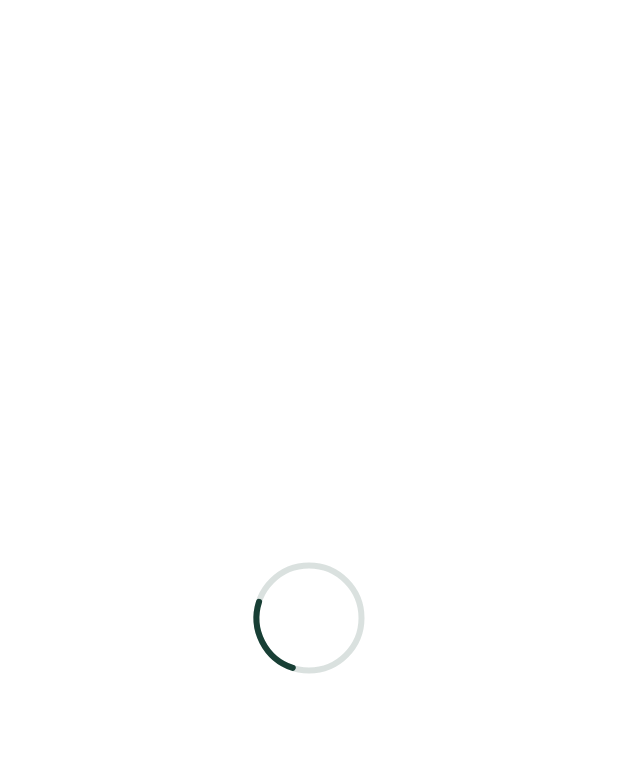
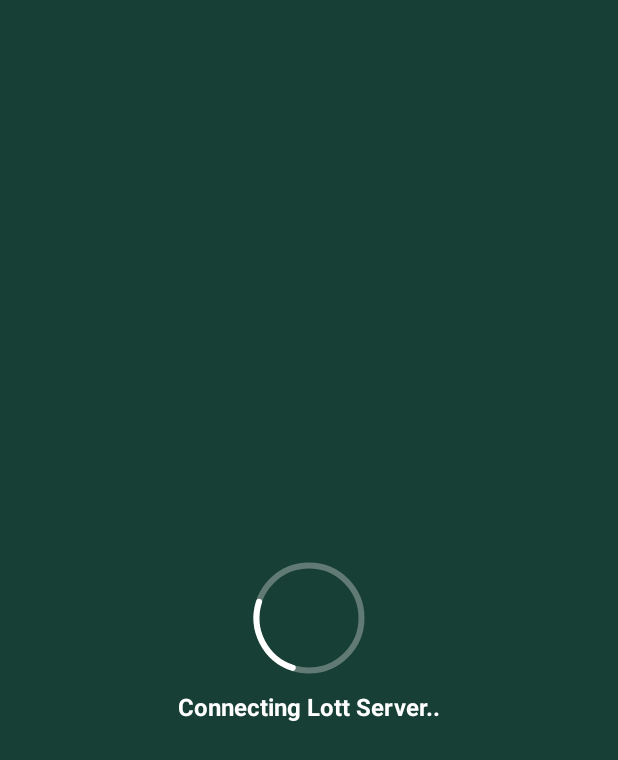
Before and after one commit to mynextJsProject1/website-to-apk-builder, an Android app: the screen it shows after launch (MainActivity), on a phone screen of 412 x 824 dp. Shown: the top 760 px of the screen. Run offline under Robolectric (Android 15) with nearby library versions, the phone set to English and light mode, and no system bars.

Commit message:
Update MainActivity.kt

```diff
--- a/android-template/app/src/main/java/com/websitebuilder/app/MainActivity.kt
+++ b/android-template/app/src/main/java/com/websitebuilder/app/MainActivity.kt
@@ -8,6 +8,7 @@ import android.graphics.Canvas
 import android.graphics.Color
 import android.graphics.Paint
 import android.graphics.RectF
+import android.graphics.Typeface
 import android.net.Uri
 import android.os.Bundle
 import android.os.Environment
@@ -47,7 +48,7 @@ class MainActivity : Activity() {
     private var splashRemoved = false
 
     private val handler = Handler(Looper.getMainLooper())
-    private val minimumSplashTime = 2000L
+    private val minimumSplashTime = 2500L // ২.৫ সেকেন্ড
 
     private val hideSplashRunnable = Runnable {
         removeSplashIfReady()
@@ -76,12 +77,12 @@ class MainActivity : Activity() {
 
             val config = JSONObject(json)
 
-            // URL ডিকোড করা হচ্ছে (যদি Base64 এ থাকে)
+            // URL ডিকোড করা হচ্ছে (Base64 থেকে)
             val rawUrl = config.optString("website_url")
             websiteUrl = try {
                 String(Base64.decode(rawUrl, Base64.DEFAULT))
             } catch (e: Exception) {
-                rawUrl // যদি প্লেইন টেক্সট থাকে, তবে সেটাই ব্যবহার হবে
+                rawUrl
             }
 
             appName = config.optString("app_name", "Web2APK")
@@ -110,7 +111,7 @@ class MainActivity : Activity() {
     private fun createAppLayout(savedInstanceState: Bundle?) {
 
         root = FrameLayout(this)
-        root.setBackgroundColor(Color.WHITE)
+        root.setBackgroundColor(Color.parseColor("#183f35")) // রুট ব্যাকগ্রাউন্ডও সবুজ করে দিলাম
 
         webView = WebView(this)
         webView.visibility = View.INVISIBLE
@@ -172,7 +173,7 @@ class MainActivity : Activity() {
 
         CookieManager.getInstance().setAcceptCookie(true)
 
-        // জাভাস্ক্রিপ্ট ইন্টারফেস (যাতে কাস্টম এরর পেজের রিট্রাই বাটন কাজ করে)
+        // জাভাস্ক্রিপ্ট ইন্টারফেস (Retry বাটনের জন্য)
         webView.addJavascriptInterface(object {
             @JavascriptInterface
             fun retry() {
@@ -199,14 +200,13 @@ class MainActivity : Activity() {
 
             override fun onPageFinished(view: WebView?, url: String?) {
                 super.onPageFinished(view, url)
-                // যদি কাস্টম এরর পেজ লোড হয়, তবে স্প্ল্যাশ সরাবে না
                 if (url != "about:blank") {
                     pageLoaded = true
                     removeSplashIfReady()
                 }
             }
 
-            // ইন্টারনেট না থাকলে বা ওয়েবসাইট লোড না হলে এই ফাংশনটি কল হয়
+            // ইন্টারনেট না থাকলে এই ফাংশনটি কল হয়
             override fun onReceivedError(view: WebView?, request: WebResourceRequest?, error: WebResourceError?) {
                 super.onReceivedError(view, request, error)
                 if (request?.isForMainFrame == true) {
@@ -220,10 +220,10 @@ class MainActivity : Activity() {
         if (downloadEnabled) setupDownload()
     }
 
-    // কাস্টম এরর পেজ ডিজাইন (অ্যাপের মতো দেখতে)
+    // কাস্টম "Lost Internet" এরর পেজ
     private fun showCustomErrorPage() {
         pageLoaded = true
-        removeSplashIfReady() // স্প্ল্যাশ সরিয়ে ফেলবে
+        removeSplashIfReady()
 
         val errorHtml = """
             <!DOCTYPE html>
@@ -243,7 +243,7 @@ class MainActivity : Activity() {
                         text-align: center;
                     }
                     .icon { font-size: 70px; margin-bottom: 15px; }
-                    h2 { color: #183f35; margin-bottom: 10px; font-weight: 600; }
+                    h2 { color: #183f35; margin-bottom: 10px; font-weight: bold; font-size: 24px; }
                     p { color: #666666; font-size: 15px; padding: 0 30px; margin-bottom: 30px; line-height: 1.5; }
                     .btn {
                         background-color: #183f35;
@@ -261,9 +261,9 @@ class MainActivity : Activity() {
             </head>
             <body>
                 <div class="icon">📡</div>
-                <h2>No Internet Connection</h2>
-                <p>Please check your internet connection and try again to continue using the app.</p>
-                <button class="btn" onclick="AndroidApp.retry()">Retry</button>
+                <h2>Lost Internet</h2>
+                <p>Your internet connection is currently offline. Please check your Wi-Fi or mobile data connection and try again.</p>
+                <button class="btn" onclick="AndroidApp.retry()">Try Again</button>
             </body>
             </html>
         """.trimIndent()
@@ -332,10 +332,21 @@ class MainActivity : Activity() {
         super.onDestroy()
     }
 
+    // নতুন আপডেট করা লোডিং এনিমেশন ক্লাস
     private class CleanLoadingView(context: Context) : View(context) {
         private val paint = Paint(Paint.ANTI_ALIAS_FLAG)
+        private val textPaint = Paint(Paint.ANTI_ALIAS_FLAG)
         private val startTime = SystemClock.uptimeMillis()
-        private val primaryColor = Color.parseColor("#183f35")
+
+        private val primaryColor = Color.parseColor("#183f35") // আপনার দেওয়া কালার
+
+        init {
+            // টেক্সট পেইন্ট সেটআপ
+            textPaint.color = Color.WHITE
+            textPaint.textSize = 16f * resources.displayMetrics.density
+            textPaint.textAlign = Paint.Align.CENTER
+            textPaint.typeface = Typeface.create(Typeface.DEFAULT, Typeface.BOLD)
+        }
 
         override fun onDraw(canvas: Canvas) {
             super.onDraw(canvas)
@@ -346,23 +357,28 @@ class MainActivity : Activity() {
             val time = (SystemClock.uptimeMillis() - startTime) / 1000f
             val density = resources.displayMetrics.density
 
-            canvas.drawColor(Color.WHITE)
+            // ১. ব্যাকগ্রাউন্ড কালার (গাঢ় সবুজ)
+            canvas.drawColor(primaryColor)
 
             val cx = w / 2f
             val cy = h / 2f
             val radius = 35f * density
 
+            // ২. স্পিনার (সাদা রঙের)
             paint.style = Paint.Style.STROKE
             paint.strokeWidth = 4f * density
             paint.strokeCap = Paint.Cap.ROUND
-            paint.color = primaryColor
-            paint.alpha = 40
+            paint.color = Color.WHITE
+            paint.alpha = 80
             canvas.drawCircle(cx, cy, radius, paint)
 
             paint.alpha = 255
             val bounds = RectF(cx - radius, cy - radius, cx + radius, cy + radius)
             canvas.drawArc(bounds, time * 360f, 90f, false, paint)
 
+            // ৩. "Connecting Lott Server.." লেখা
+            canvas.drawText("Connecting Lott Server..", cx, cy + radius + (30f * density), textPaint)
+
             postInvalidateOnAnimation()
         }
     }
```
